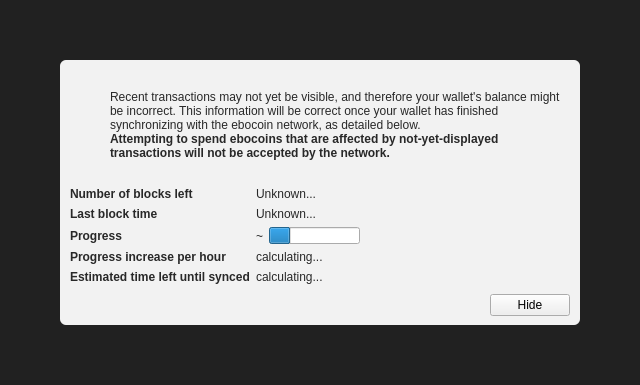
Before: the Qt Designer form src/qt/forms/modaloverlay.ui in TinyCalf/Mocoin, drawn with Qt 5.
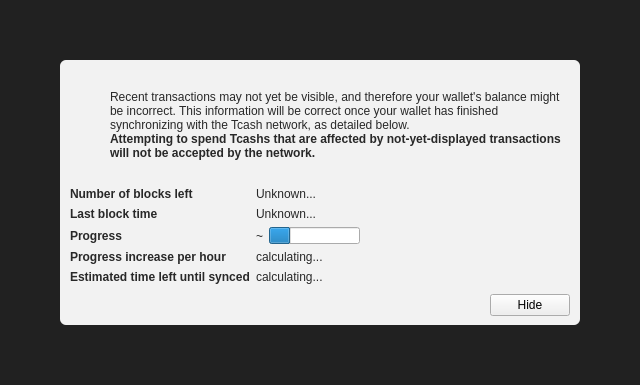
After: the same form once the commit is applied. Icons and pictures are not drawn. Custom widgets are drawn as their Qt base class.

Commit message: 完成Tcash移植树，还差图标

Patch:
```diff
--- a/src/qt/forms/modaloverlay.ui
+++ b/src/qt/forms/modaloverlay.ui
@@ -130,7 +130,7 @@
              <item>
               <widget class="QLabel" name="infoText">
                <property name="text">
-                <string>Recent transactions may not yet be visible, and therefore your wallet's balance might be incorrect. This information will be correct once your wallet has finished synchronizing with the ebocoin network, as detailed below.</string>
+                <string>Recent transactions may not yet be visible, and therefore your wallet's balance might be incorrect. This information will be correct once your wallet has finished synchronizing with the Tcash network, as detailed below.</string>
                </property>
                <property name="textFormat">
                 <enum>Qt::RichText</enum>
@@ -149,7 +149,7 @@
                 </font>
                </property>
                <property name="text">
-                <string>Attempting to spend ebocoins that are affected by not-yet-displayed transactions will not be accepted by the network.</string>
+                <string>Attempting to spend Tcashs that are affected by not-yet-displayed transactions will not be accepted by the network.</string>
                </property>
                <property name="textFormat">
                 <enum>Qt::RichText</enum>
```
The commit also changes 501 other files.
